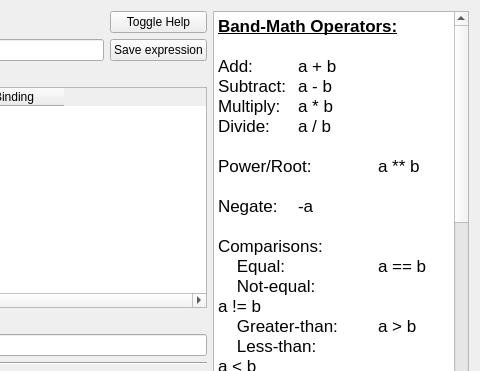
Qt form src/wiser/gui/ui_files/band_math.ui (Ehlmann-research-group/WISER) before a commit; both pictures show x 248 to 728 and y 0 to 371 of the 728 by 460 pixel window.
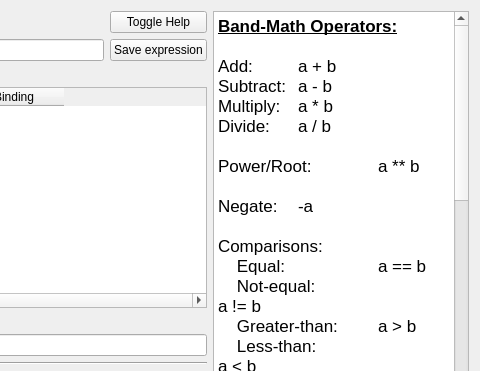
The same form after that commit.

Commit message: Added documention to bandmath help page

The edit to the form file:
```diff
--- a/src/wiser/gui/ui_files/band_math.ui
+++ b/src/wiser/gui/ui_files/band_math.ui
@@ -135,37 +135,43 @@
       <string>&lt;!DOCTYPE HTML PUBLIC &quot;-//W3C//DTD HTML 4.0//EN&quot; &quot;http://www.w3.org/TR/REC-html40/strict.dtd&quot;&gt;
 &lt;html&gt;&lt;head&gt;&lt;meta name=&quot;qrichtext&quot; content=&quot;1&quot; /&gt;&lt;style type=&quot;text/css&quot;&gt;
 p, li { white-space: pre-wrap; }
-&lt;/style&gt;&lt;/head&gt;&lt;body style=&quot; font-family:'.AppleSystemUIFont'; font-size:13pt; font-weight:400; font-style:normal;&quot;&gt;
-&lt;p style=&quot; margin-top:0px; margin-bottom:0px; margin-left:0px; margin-right:0px; -qt-block-indent:0; text-indent:0px;&quot;&gt;&lt;span style=&quot; font-weight:600; text-decoration: underline;&quot;&gt;Band-Math Operators:&lt;/span&gt;&lt;/p&gt;
-&lt;p style=&quot;-qt-paragraph-type:empty; margin-top:0px; margin-bottom:0px; margin-left:0px; margin-right:0px; -qt-block-indent:0; text-indent:0px; font-weight:600; text-decoration: underline;&quot;&gt;&lt;br /&gt;&lt;/p&gt;
-&lt;p style=&quot; margin-top:0px; margin-bottom:0px; margin-left:0px; margin-right:0px; -qt-block-indent:0; text-indent:0px;&quot;&gt;Add:	a + b&lt;/p&gt;
-&lt;p style=&quot; margin-top:0px; margin-bottom:0px; margin-left:0px; margin-right:0px; -qt-block-indent:0; text-indent:0px;&quot;&gt;Subtract:	a - b&lt;/p&gt;
-&lt;p style=&quot; margin-top:0px; margin-bottom:0px; margin-left:0px; margin-right:0px; -qt-block-indent:0; text-indent:0px;&quot;&gt;Multiply:	a * b&lt;/p&gt;
-&lt;p style=&quot; margin-top:0px; margin-bottom:0px; margin-left:0px; margin-right:0px; -qt-block-indent:0; text-indent:0px;&quot;&gt;Divide:	a / b&lt;/p&gt;
-&lt;p style=&quot;-qt-paragraph-type:empty; margin-top:0px; margin-bottom:0px; margin-left:0px; margin-right:0px; -qt-block-indent:0; text-indent:0px;&quot;&gt;&lt;br /&gt;&lt;/p&gt;
-&lt;p style=&quot; margin-top:0px; margin-bottom:0px; margin-left:0px; margin-right:0px; -qt-block-indent:0; text-indent:0px;&quot;&gt;Power/Root:	a ** b&lt;/p&gt;
-&lt;p style=&quot;-qt-paragraph-type:empty; margin-top:0px; margin-bottom:0px; margin-left:0px; margin-right:0px; -qt-block-indent:0; text-indent:0px;&quot;&gt;&lt;br /&gt;&lt;/p&gt;
-&lt;p style=&quot; margin-top:0px; margin-bottom:0px; margin-left:0px; margin-right:0px; -qt-block-indent:0; text-indent:0px;&quot;&gt;Negate:	-a&lt;/p&gt;
-&lt;p style=&quot;-qt-paragraph-type:empty; margin-top:0px; margin-bottom:0px; margin-left:0px; margin-right:0px; -qt-block-indent:0; text-indent:0px;&quot;&gt;&lt;br /&gt;&lt;/p&gt;
-&lt;p style=&quot; margin-top:0px; margin-bottom:0px; margin-left:0px; margin-right:0px; -qt-block-indent:0; text-indent:0px;&quot;&gt;Comparisons:&lt;/p&gt;
-&lt;p style=&quot; margin-top:0px; margin-bottom:0px; margin-left:0px; margin-right:0px; -qt-block-indent:0; text-indent:0px;&quot;&gt;    Equal:		a == b&lt;/p&gt;
-&lt;p style=&quot; margin-top:0px; margin-bottom:0px; margin-left:0px; margin-right:0px; -qt-block-indent:0; text-indent:0px;&quot;&gt;    Not-equal:		a != b&lt;/p&gt;
-&lt;p style=&quot; margin-top:0px; margin-bottom:0px; margin-left:0px; margin-right:0px; -qt-block-indent:0; text-indent:0px;&quot;&gt;    Greater-than:	a &amp;gt; b&lt;/p&gt;
-&lt;p style=&quot; margin-top:0px; margin-bottom:0px; margin-left:0px; margin-right:0px; -qt-block-indent:0; text-indent:0px;&quot;&gt;    Less-than:		a &amp;lt; b&lt;/p&gt;
-&lt;p style=&quot; margin-top:0px; margin-bottom:0px; margin-left:0px; margin-right:0px; -qt-block-indent:0; text-indent:0px;&quot;&gt;    Greater-or-equal:	a &amp;gt;= b&lt;/p&gt;
-&lt;p style=&quot; margin-top:0px; margin-bottom:0px; margin-left:0px; margin-right:0px; -qt-block-indent:0; text-indent:0px;&quot;&gt;    Less-or-equal:	a &amp;lt;= b&lt;/p&gt;
-&lt;p style=&quot;-qt-paragraph-type:empty; margin-top:0px; margin-bottom:0px; margin-left:0px; margin-right:0px; -qt-block-indent:0; text-indent:0px;&quot;&gt;&lt;br /&gt;&lt;/p&gt;
-&lt;p style=&quot; margin-top:0px; margin-bottom:0px; margin-left:0px; margin-right:0px; -qt-block-indent:0; text-indent:0px;&quot;&gt;Standard operator precedence rules apply.  Use parentheses to specify the order of evaluation.&lt;/p&gt;
-&lt;p style=&quot; margin-top:0px; margin-bottom:0px; margin-left:0px; margin-right:0px; -qt-block-indent:0; text-indent:0px;&quot;&gt;    3 * 2 + 4 = 10&lt;/p&gt;
-&lt;p style=&quot; margin-top:0px; margin-bottom:0px; margin-left:0px; margin-right:0px; -qt-block-indent:0; text-indent:0px;&quot;&gt;    3 * (2 + 4) = 18&lt;/p&gt;
-&lt;p style=&quot;-qt-paragraph-type:empty; margin-top:0px; margin-bottom:0px; margin-left:0px; margin-right:0px; -qt-block-indent:0; text-indent:0px;&quot;&gt;&lt;br /&gt;&lt;/p&gt;
-&lt;p style=&quot; margin-top:0px; margin-bottom:0px; margin-left:0px; margin-right:0px; -qt-block-indent:0; text-indent:0px;&quot;&gt;&lt;span style=&quot; font-weight:600; text-decoration: underline;&quot;&gt;Variables and Functions:&lt;/span&gt;&lt;/p&gt;
-&lt;p style=&quot;-qt-paragraph-type:empty; margin-top:0px; margin-bottom:0px; margin-left:0px; margin-right:0px; -qt-block-indent:0; text-indent:0px;&quot;&gt;&lt;br /&gt;&lt;/p&gt;
-&lt;p style=&quot; margin-top:0px; margin-bottom:0px; margin-left:0px; margin-right:0px; -qt-block-indent:0; text-indent:0px;&quot;&gt;Variable and function names must start with a letter, and may only include letters, numbers and underscore &amp;quot;_&amp;quot;.&lt;/p&gt;
-&lt;p style=&quot;-qt-paragraph-type:empty; margin-top:0px; margin-bottom:0px; margin-left:0px; margin-right:0px; -qt-block-indent:0; text-indent:0px;&quot;&gt;&lt;br /&gt;&lt;/p&gt;
-&lt;p style=&quot; margin-top:0px; margin-bottom:0px; margin-left:0px; margin-right:0px; -qt-block-indent:0; text-indent:0px;&quot;&gt;TODO:  Function calls.&lt;/p&gt;
-&lt;p style=&quot;-qt-paragraph-type:empty; margin-top:0px; margin-bottom:0px; margin-left:0px; margin-right:0px; -qt-block-indent:0; text-indent:0px;&quot;&gt;&lt;br /&gt;&lt;/p&gt;
-&lt;p style=&quot; margin-top:0px; margin-bottom:0px; margin-left:0px; margin-right:0px; -qt-block-indent:0; text-indent:0px;&quot;&gt;TODO:  List of built-in functions.&lt;/p&gt;&lt;/body&gt;&lt;/html&gt;</string>
+&lt;/style&gt;&lt;/head&gt;&lt;body style=&quot; font-family:'MS Shell Dlg 2'; font-size:8pt; font-weight:400; font-style:normal;&quot;&gt;
+&lt;p style=&quot; margin-top:0px; margin-bottom:0px; margin-left:0px; margin-right:0px; -qt-block-indent:0; text-indent:0px;&quot;&gt;&lt;span style=&quot; font-family:'.AppleSystemUIFont'; font-size:13pt; font-weight:600; text-decoration: underline;&quot;&gt;Band-Math Operators:&lt;/span&gt;&lt;/p&gt;
+&lt;p style=&quot;-qt-paragraph-type:empty; margin-top:0px; margin-bottom:0px; margin-left:0px; margin-right:0px; -qt-block-indent:0; text-indent:0px; font-family:'.AppleSystemUIFont'; font-size:13pt; font-weight:600; text-decoration: underline;&quot;&gt;&lt;br /&gt;&lt;/p&gt;
+&lt;p style=&quot; margin-top:0px; margin-bottom:0px; margin-left:0px; margin-right:0px; -qt-block-indent:0; text-indent:0px;&quot;&gt;&lt;span style=&quot; font-family:'.AppleSystemUIFont'; font-size:13pt;&quot;&gt;Add:	a + b&lt;/span&gt;&lt;/p&gt;
+&lt;p style=&quot; margin-top:0px; margin-bottom:0px; margin-left:0px; margin-right:0px; -qt-block-indent:0; text-indent:0px;&quot;&gt;&lt;span style=&quot; font-family:'.AppleSystemUIFont'; font-size:13pt;&quot;&gt;Subtract:	a - b&lt;/span&gt;&lt;/p&gt;
+&lt;p style=&quot; margin-top:0px; margin-bottom:0px; margin-left:0px; margin-right:0px; -qt-block-indent:0; text-indent:0px;&quot;&gt;&lt;span style=&quot; font-family:'.AppleSystemUIFont'; font-size:13pt;&quot;&gt;Multiply:	a * b&lt;/span&gt;&lt;/p&gt;
+&lt;p style=&quot; margin-top:0px; margin-bottom:0px; margin-left:0px; margin-right:0px; -qt-block-indent:0; text-indent:0px;&quot;&gt;&lt;span style=&quot; font-family:'.AppleSystemUIFont'; font-size:13pt;&quot;&gt;Divide:	a / b&lt;/span&gt;&lt;/p&gt;
+&lt;p style=&quot;-qt-paragraph-type:empty; margin-top:0px; margin-bottom:0px; margin-left:0px; margin-right:0px; -qt-block-indent:0; text-indent:0px; font-family:'.AppleSystemUIFont'; font-size:13pt;&quot;&gt;&lt;br /&gt;&lt;/p&gt;
+&lt;p style=&quot; margin-top:0px; margin-bottom:0px; margin-left:0px; margin-right:0px; -qt-block-indent:0; text-indent:0px;&quot;&gt;&lt;span style=&quot; font-family:'.AppleSystemUIFont'; font-size:13pt;&quot;&gt;Power/Root:	a ** b&lt;/span&gt;&lt;/p&gt;
+&lt;p style=&quot;-qt-paragraph-type:empty; margin-top:0px; margin-bottom:0px; margin-left:0px; margin-right:0px; -qt-block-indent:0; text-indent:0px; font-family:'.AppleSystemUIFont'; font-size:13pt;&quot;&gt;&lt;br /&gt;&lt;/p&gt;
+&lt;p style=&quot; margin-top:0px; margin-bottom:0px; margin-left:0px; margin-right:0px; -qt-block-indent:0; text-indent:0px;&quot;&gt;&lt;span style=&quot; font-family:'.AppleSystemUIFont'; font-size:13pt;&quot;&gt;Negate:	-a&lt;/span&gt;&lt;/p&gt;
+&lt;p style=&quot;-qt-paragraph-type:empty; margin-top:0px; margin-bottom:0px; margin-left:0px; margin-right:0px; -qt-block-indent:0; text-indent:0px; font-family:'.AppleSystemUIFont'; font-size:13pt;&quot;&gt;&lt;br /&gt;&lt;/p&gt;
+&lt;p style=&quot; margin-top:0px; margin-bottom:0px; margin-left:0px; margin-right:0px; -qt-block-indent:0; text-indent:0px;&quot;&gt;&lt;span style=&quot; font-family:'.AppleSystemUIFont'; font-size:13pt;&quot;&gt;Comparisons:&lt;/span&gt;&lt;/p&gt;
+&lt;p style=&quot; margin-top:0px; margin-bottom:0px; margin-left:0px; margin-right:0px; -qt-block-indent:0; text-indent:0px;&quot;&gt;&lt;span style=&quot; font-family:'.AppleSystemUIFont'; font-size:13pt;&quot;&gt;    Equal:		a == b&lt;/span&gt;&lt;/p&gt;
+&lt;p style=&quot; margin-top:0px; margin-bottom:0px; margin-left:0px; margin-right:0px; -qt-block-indent:0; text-indent:0px;&quot;&gt;&lt;span style=&quot; font-family:'.AppleSystemUIFont'; font-size:13pt;&quot;&gt;    Not-equal:		a != b&lt;/span&gt;&lt;/p&gt;
+&lt;p style=&quot; margin-top:0px; margin-bottom:0px; margin-left:0px; margin-right:0px; -qt-block-indent:0; text-indent:0px;&quot;&gt;&lt;span style=&quot; font-family:'.AppleSystemUIFont'; font-size:13pt;&quot;&gt;    Greater-than:	a &amp;gt; b&lt;/span&gt;&lt;/p&gt;
+&lt;p style=&quot; margin-top:0px; margin-bottom:0px; margin-left:0px; margin-right:0px; -qt-block-indent:0; text-indent:0px;&quot;&gt;&lt;span style=&quot; font-family:'.AppleSystemUIFont'; font-size:13pt;&quot;&gt;    Less-than:		a &amp;lt; b&lt;/span&gt;&lt;/p&gt;
+&lt;p style=&quot; margin-top:0px; margin-bottom:0px; margin-left:0px; margin-right:0px; -qt-block-indent:0; text-indent:0px;&quot;&gt;&lt;span style=&quot; font-family:'.AppleSystemUIFont'; font-size:13pt;&quot;&gt;    Greater-or-equal:	a &amp;gt;= b&lt;/span&gt;&lt;/p&gt;
+&lt;p style=&quot; margin-top:0px; margin-bottom:0px; margin-left:0px; margin-right:0px; -qt-block-indent:0; text-indent:0px;&quot;&gt;&lt;span style=&quot; font-family:'.AppleSystemUIFont'; font-size:13pt;&quot;&gt;    Less-or-equal:	a &amp;lt;= b&lt;/span&gt;&lt;/p&gt;
+&lt;p style=&quot;-qt-paragraph-type:empty; margin-top:0px; margin-bottom:0px; margin-left:0px; margin-right:0px; -qt-block-indent:0; text-indent:0px; font-family:'.AppleSystemUIFont'; font-size:13pt;&quot;&gt;&lt;br /&gt;&lt;/p&gt;
+&lt;p style=&quot; margin-top:0px; margin-bottom:0px; margin-left:0px; margin-right:0px; -qt-block-indent:0; text-indent:0px;&quot;&gt;&lt;span style=&quot; font-family:'.AppleSystemUIFont'; font-size:13pt;&quot;&gt;Standard operator precedence rules apply.  Use parentheses to specify the order of evaluation.&lt;/span&gt;&lt;/p&gt;
+&lt;p style=&quot; margin-top:0px; margin-bottom:0px; margin-left:0px; margin-right:0px; -qt-block-indent:0; text-indent:0px;&quot;&gt;&lt;span style=&quot; font-family:'.AppleSystemUIFont'; font-size:13pt;&quot;&gt;    3 * 2 + 4 = 10&lt;/span&gt;&lt;/p&gt;
+&lt;p style=&quot; margin-top:0px; margin-bottom:0px; margin-left:0px; margin-right:0px; -qt-block-indent:0; text-indent:0px;&quot;&gt;&lt;span style=&quot; font-family:'.AppleSystemUIFont'; font-size:13pt;&quot;&gt;    3 * (2 + 4) = 18&lt;/span&gt;&lt;/p&gt;
+&lt;p style=&quot;-qt-paragraph-type:empty; margin-top:0px; margin-bottom:0px; margin-left:0px; margin-right:0px; -qt-block-indent:0; text-indent:0px; font-family:'.AppleSystemUIFont'; font-size:13pt;&quot;&gt;&lt;br /&gt;&lt;/p&gt;
+&lt;p style=&quot; margin-top:0px; margin-bottom:0px; margin-left:0px; margin-right:0px; -qt-block-indent:0; text-indent:0px;&quot;&gt;&lt;span style=&quot; font-family:'.AppleSystemUIFont'; font-size:13pt; font-weight:600; text-decoration: underline;&quot;&gt;Variables and Functions:&lt;/span&gt;&lt;/p&gt;
+&lt;p style=&quot;-qt-paragraph-type:empty; margin-top:0px; margin-bottom:0px; margin-left:0px; margin-right:0px; -qt-block-indent:0; text-indent:0px; font-family:'.AppleSystemUIFont'; font-size:13pt;&quot;&gt;&lt;br /&gt;&lt;/p&gt;
+&lt;p style=&quot; margin-top:0px; margin-bottom:0px; margin-left:0px; margin-right:0px; -qt-block-indent:0; text-indent:0px;&quot;&gt;&lt;span style=&quot; font-family:'.AppleSystemUIFont'; font-size:13pt;&quot;&gt;Variable and function names must start with a letter, and may only include letters, numbers and underscore &amp;quot;_&amp;quot;.&lt;/span&gt;&lt;/p&gt;
+&lt;p style=&quot;-qt-paragraph-type:empty; margin-top:0px; margin-bottom:0px; margin-left:0px; margin-right:0px; -qt-block-indent:0; text-indent:0px; font-family:'.AppleSystemUIFont'; font-size:13pt;&quot;&gt;&lt;br /&gt;&lt;/p&gt;
+&lt;p style=&quot; margin-top:0px; margin-bottom:0px; margin-left:0px; margin-right:0px; -qt-block-indent:0; text-indent:0px;&quot;&gt;&lt;span style=&quot; font-family:'.AppleSystemUIFont'; font-size:13pt;&quot;&gt;Built-in function calls:&lt;/span&gt;&lt;/p&gt;
+&lt;p style=&quot; margin-top:0px; margin-bottom:0px; margin-left:0px; margin-right:0px; -qt-block-indent:0; text-indent:0px;&quot;&gt;&lt;span style=&quot; font-family:'.AppleSystemUIFont'; font-size:13pt;&quot;&gt;    tan:	tan(a)&lt;/span&gt;&lt;/p&gt;
+&lt;p style=&quot; margin-top:0px; margin-bottom:0px; margin-left:0px; margin-right:0px; -qt-block-indent:0; text-indent:0px;&quot;&gt;&lt;span style=&quot; font-family:'.AppleSystemUIFont'; font-size:13pt;&quot;&gt;    sin:	sin(a)&lt;/span&gt;&lt;/p&gt;
+&lt;p style=&quot; margin-top:0px; margin-bottom:0px; margin-left:0px; margin-right:0px; -qt-block-indent:0; text-indent:0px;&quot;&gt;&lt;span style=&quot; font-family:'.AppleSystemUIFont'; font-size:13pt;&quot;&gt;    cos:	cos(a)&lt;/span&gt;&lt;/p&gt;
+&lt;p style=&quot; margin-top:0px; margin-bottom:0px; margin-left:0px; margin-right:0px; -qt-block-indent:0; text-indent:0px;&quot;&gt;&lt;span style=&quot; font-family:'.AppleSystemUIFont'; font-size:13pt;&quot;&gt;    arctan2:        arctan2(a)&lt;/span&gt;&lt;/p&gt;
+&lt;p style=&quot; margin-top:0px; margin-bottom:0px; margin-left:0px; margin-right:0px; -qt-block-indent:0; text-indent:0px;&quot;&gt;&lt;span style=&quot; font-family:'.AppleSystemUIFont'; font-size:13pt;&quot;&gt;    arctan:	         arctan(a)&lt;/span&gt;&lt;/p&gt;
+&lt;p style=&quot; margin-top:0px; margin-bottom:0px; margin-left:0px; margin-right:0px; -qt-block-indent:0; text-indent:0px;&quot;&gt;&lt;span style=&quot; font-family:'.AppleSystemUIFont'; font-size:13pt;&quot;&gt;    arcsin:	         arcsin(a)&lt;/span&gt;&lt;/p&gt;
+&lt;p style=&quot; margin-top:0px; margin-bottom:0px; margin-left:0px; margin-right:0px; -qt-block-indent:0; text-indent:0px;&quot;&gt;&lt;span style=&quot; font-family:'.AppleSystemUIFont'; font-size:13pt;&quot;&gt;    arccos:	         arccos(a)&lt;/span&gt;&lt;/p&gt;
+&lt;p style=&quot; margin-top:0px; margin-bottom:0px; margin-left:0px; margin-right:0px; -qt-block-indent:0; text-indent:0px;&quot;&gt;&lt;span style=&quot; font-family:'.AppleSystemUIFont'; font-size:13pt;&quot;&gt;    dotprod:        dotprod(a, b)&lt;/span&gt;&lt;/p&gt;&lt;/body&gt;&lt;/html&gt;</string>
      </property>
     </widget>
    </item>
```
The commit also changes 1 other file.
